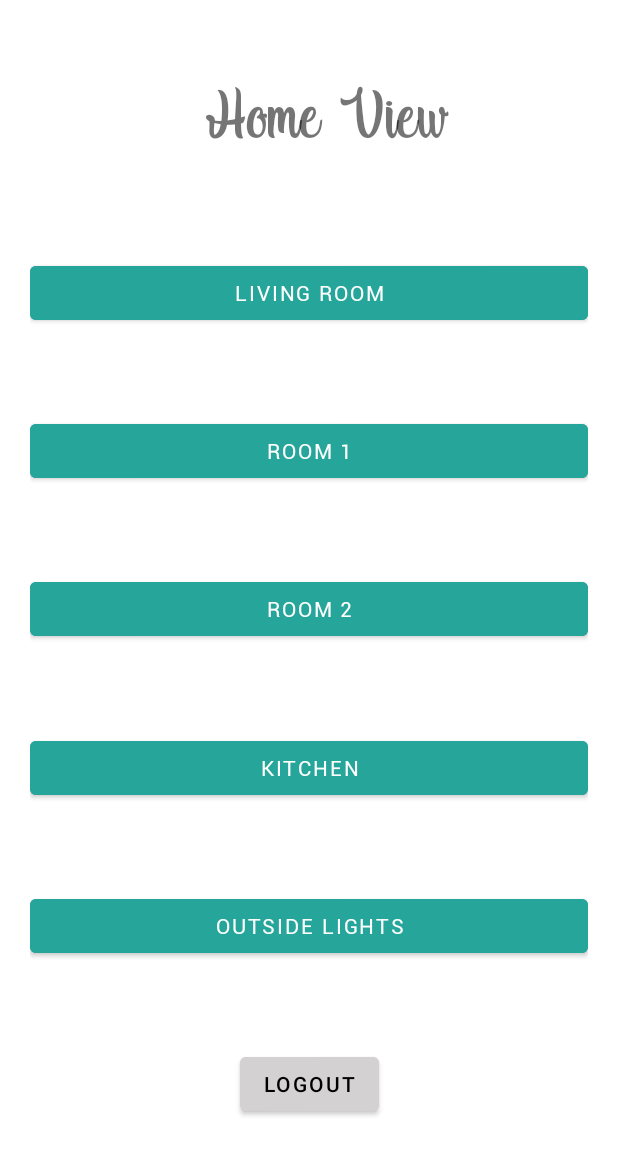
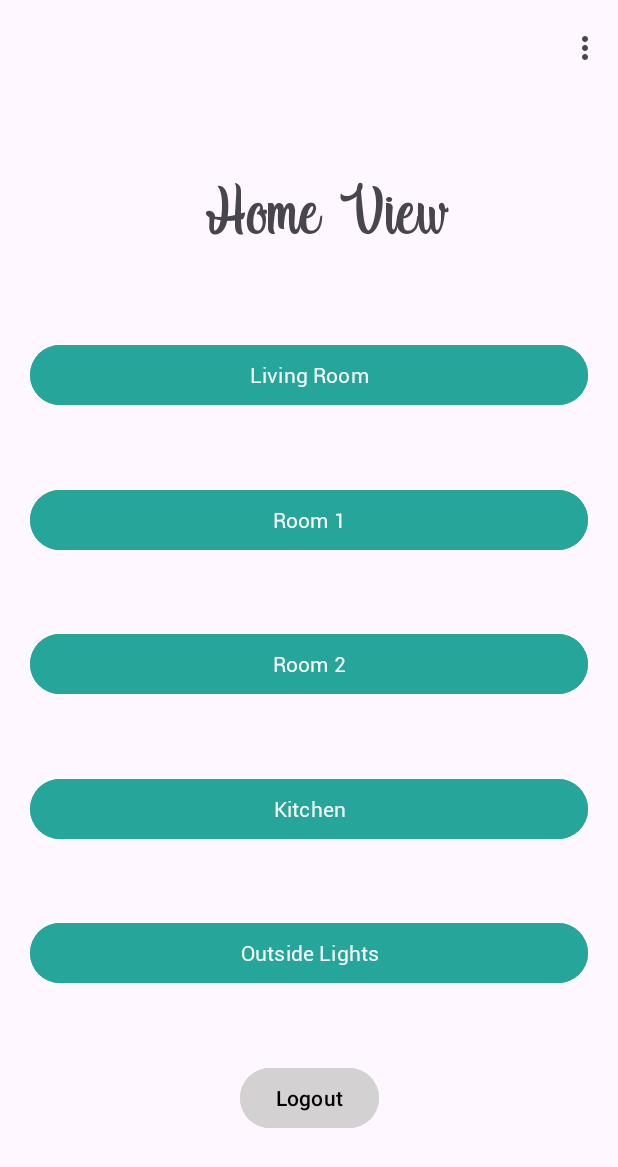
Before and after one commit to faryz-coder/SmartHomeSmartSecuritySystem, an Android app: the MainActivity screen opened directly, with no data from a screen before it, on a phone screen of 412 x 824 dp. Shown: the top 1167 px of the screen. Run offline under Robolectric (Android 15) with nearby library versions, the phone set to English and light mode, and no system bars; our stand-ins replace Firebase (no records; nobody signed in at launch, a user with empty details on screens opened directly); 1 statement that could not run was skipped.

Commit message:
show app bar and hide title

```diff
--- a/app/src/main/AndroidManifest.xml
+++ b/app/src/main/AndroidManifest.xml
@@ -12,7 +12,7 @@
             android:name=".MainActivity2"
             android:label="@string/app_name"
             android:exported="true"
-            android:theme="@style/Theme.SmartHomeSmartSecuritySystem.NoActionBar">
+            android:theme="@style/Theme.SmartHomeSmartSecuritySystem">
             <intent-filter>
                 <action android:name="android.intent.action.MAIN" />
 
@@ -23,7 +23,7 @@
             android:name=".MainActivity"
             android:label="@string/app_name"
             android:exported="true"
-            android:theme="@style/Theme.SmartHomeSmartSecuritySystem.NoActionBar">
+            android:theme="@style/Theme.SmartHomeSmartSecuritySystem">
             <intent-filter>
 <!--                <action android:name="android.intent.action.MAIN" />-->
 
--- a/app/src/main/java/com/example/smarthomesmartsecuritysystem/MainActivity.kt
+++ b/app/src/main/java/com/example/smarthomesmartsecuritysystem/MainActivity.kt
@@ -2,6 +2,7 @@ package com.example.smarthomesmartsecuritysystem
 
 import android.content.Intent
 import android.os.Bundle
+import android.util.Log
 import android.util.Log.d
 import android.view.Gravity
 import android.view.Menu
@@ -22,6 +23,7 @@ class MainActivity : AppCompatActivity() {
         super.onCreate(savedInstanceState)
         setContentView(R.layout.activity_main)
         setSupportActionBar(findViewById(R.id.toolbar))
+        supportActionBar?.setDisplayShowTitleEnabled(false)
 
         username = intent.getStringExtra("email").toString()
         var viewModel = ViewModelProvider(this).get(loginViewModel::class.java)
@@ -64,7 +66,10 @@ class MainActivity : AppCompatActivity() {
         // automatically handle clicks on the Home/Up button, so long
         // as you specify a parent activity in AndroidManifest.xml.
         return when (item.itemId) {
-            R.id.action_settings -> true
+            R.id.action_settings -> {
+                Log.d("MainActivity", "settings clicked!")
+                return true
+            }
             else -> super.onOptionsItemSelected(item)
         }
     }
--- a/app/src/main/res/layout/activity_main.xml
+++ b/app/src/main/res/layout/activity_main.xml
@@ -8,16 +8,12 @@
 
     <com.google.android.material.appbar.AppBarLayout
         android:layout_width="match_parent"
-        android:layout_height="wrap_content"
-        android:theme="@style/Theme.SmartHomeSmartSecuritySystem.AppBarOverlay">
+        android:layout_height="wrap_content">
 
-        <androidx.appcompat.widget.Toolbar
+        <com.google.android.material.appbar.MaterialToolbar
             android:id="@+id/toolbar"
             android:layout_width="match_parent"
-            android:layout_height="?attr/actionBarSize"
-            android:background="?attr/colorPrimary"
-            android:visibility="gone"
-            app:popupTheme="@style/Theme.SmartHomeSmartSecuritySystem.PopupOverlay" />
+            android:layout_height="?attr/actionBarSize" />
 
     </com.google.android.material.appbar.AppBarLayout>
 
--- a/app/src/main/res/menu/menu_main.xml
+++ b/app/src/main/res/menu/menu_main.xml
@@ -7,4 +7,9 @@
         android:orderInCategory="100"
         android:title="@string/action_settings"
         app:showAsAction="never" />
+    <item
+        android:id="@+id/action_logout"
+        android:orderInCategory="100"
+        android:title="@string/action_logout"
+        app:showAsAction="never" />
 </menu>
--- a/app/src/main/res/values/strings.xml
+++ b/app/src/main/res/values/strings.xml
@@ -1,6 +1,7 @@
 <resources>
     <string name="app_name">Smart Home Smart Security System</string>
     <string name="action_settings">Settings</string>
+    <string name="action_logout">Logout</string>
     <!-- Strings used for fragments for navigation -->
     <string name="first_fragment_label">Home</string>
     <string name="second_fragment_label">Living Room</string>
--- a/app/src/main/res/values/themes.xml
+++ b/app/src/main/res/values/themes.xml
@@ -1,6 +1,6 @@
 <resources xmlns:tools="http://schemas.android.com/tools">
     <!-- Base application theme. -->
-    <style name="Theme.SmartHomeSmartSecuritySystem" parent="Theme.MaterialComponents.DayNight.DarkActionBar">
+    <style name="Base.Theme.SmartHomeSmartSecuritySystem" parent="Theme.Material3.DayNight.NoActionBar">
         <!-- Primary brand color. -->
         <item name="colorPrimary">@color/purple_500</item>
         <item name="colorPrimaryVariant">@color/purple_700</item>
@@ -10,13 +10,13 @@
         <item name="colorSecondaryVariant">@color/teal_700</item>
         <item name="colorOnSecondary">@color/black</item>
         <!-- Status bar color. -->
-        <item name="android:statusBarColor" tools:targetApi="l">?attr/colorPrimaryVariant</item>
+        <item name="android:statusBarColor" >?attr/colorPrimaryVariant</item>
         <!-- Customize your theme here. -->
     </style>
 
-    <style name="Theme.SmartHomeSmartSecuritySystem.NoActionBar">
-        <item name="windowActionBar">false</item>
-        <item name="windowNoTitle">true</item>
+    <style name="Theme.SmartHomeSmartSecuritySystem" parent="Base.Theme.SmartHomeSmartSecuritySystem">
+<!--        <item name="windowActionBar">false</item>-->
+<!--        <item name="windowNoTitle">true</item>-->
     </style>
 
     <style name="Theme.SmartHomeSmartSecuritySystem.AppBarOverlay" parent="ThemeOverlay.AppCompat.Dark.ActionBar" />
```
